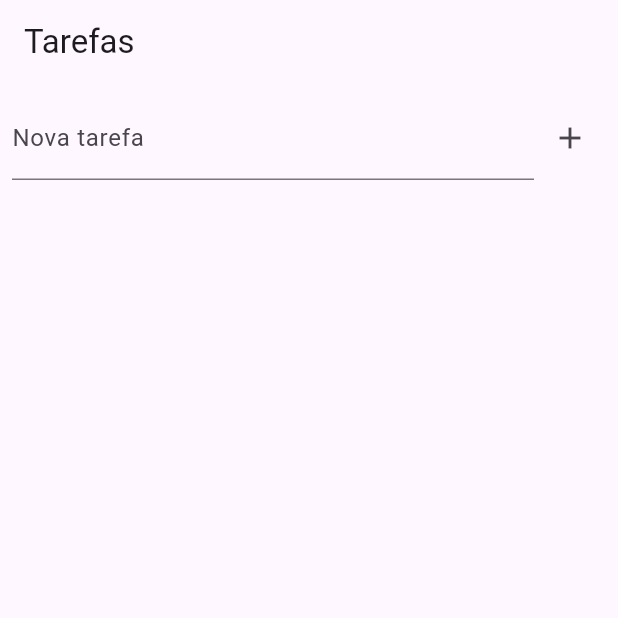
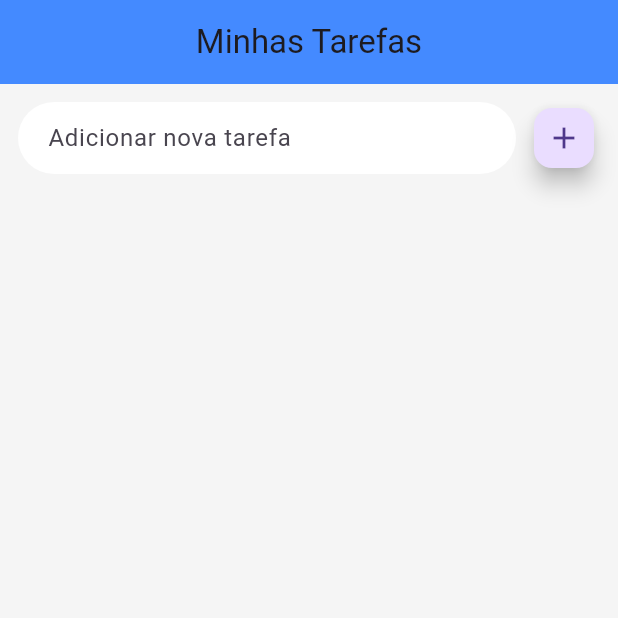
Before and after one commit to Sousa-Edson/tarefa_app, a Flutter app: the screen it shows after launch, on a phone screen of 412 x 824 dp, the top half of it. Run offline on Flutter 3.47's test engine with Material 3 defaults, Android fonts, the phone set to English and light mode, and no system bars; our stand-ins replace sqflite; accounts and stored records are empty.

Commit message:
melhora a interface

```diff
--- a/lib/main.dart
+++ b/lib/main.dart
@@ -15,8 +15,16 @@
   @override
   Widget build(BuildContext context) {
     return MaterialApp(
+      debugShowCheckedModeBanner: false,
       title: 'Lista de Tarefas',
-      theme: ThemeData(primarySwatch: Colors.blue),
+      theme: ThemeData(
+        primarySwatch: Colors.blue,
+        scaffoldBackgroundColor: Colors.grey[100], // fundo suave
+        appBarTheme: const AppBarTheme(
+          backgroundColor: Colors.blueAccent,
+          elevation: 0,
+        ),
+      ),
       home: const TaskPage(),
     );
   }
@@ -28,54 +36,80 @@
   @override
   Widget build(BuildContext context) {
     final taskProvider = Provider.of<TaskProvider>(context);
-
     final TextEditingController controller = TextEditingController();
 
     return Scaffold(
-      appBar: AppBar(title: const Text('Tarefas')),
-      body: Column(
+      appBar: AppBar(title: const Text('Minhas Tarefas'), centerTitle: true),
+      body: Padding(
+        padding: const EdgeInsets.all(12.0),
+        child: Column(
           children: [
-          Padding(
-            padding: const EdgeInsets.all(8.0),
-            child: Row(
+            // Campo de entrada + botão
+            Row(
               children: [
                 Expanded(
                   child: TextField(
                     controller: controller,
-                    decoration: const InputDecoration(labelText: 'Nova tarefa'),
+                    decoration: InputDecoration(
+                      hintText: 'Adicionar nova tarefa',
+                      filled: true,
+                      fillColor: Colors.white,
+                      contentPadding: const EdgeInsets.symmetric(
+                        vertical: 12,
+                        horizontal: 16,
+                      ),
+                      border: OutlineInputBorder(
+                        borderRadius: BorderRadius.circular(30),
+                        borderSide: BorderSide.none,
                       ),
                     ),
-                IconButton(
-                  icon: const Icon(Icons.add),
+                  ),
+                ),
+                const SizedBox(width: 8),
+                FloatingActionButton(
                   onPressed: () {
                     if (controller.text.isNotEmpty) {
                       taskProvider.addTask(controller.text);
                       controller.clear();
                     }
                   },
+                  mini: true,
+                  child: const Icon(Icons.add),
                 ),
               ],
             ),
-          ),
+            const SizedBox(height: 16),
+
+            // Lista de tarefas
             Expanded(
               child: ListView.builder(
                 itemCount: taskProvider.tasks.length,
                 itemBuilder: (context, index) {
                   final task = taskProvider.tasks[index];
-                return ListTile(
+                  return Card(
+                    margin: const EdgeInsets.symmetric(vertical: 6),
+                    shape: RoundedRectangleBorder(
+                      borderRadius: BorderRadius.circular(16),
+                    ),
+                    elevation: 2,
+                    child: ListTile(
+                      leading: Checkbox(
+                        value: task.done,
+                        onChanged: (_) => taskProvider.toggleDone(task),
+                        activeColor: Colors.blueAccent,
+                      ),
                       title: Text(
                         task.title,
                         style: TextStyle(
-                      decoration: task.done ? TextDecoration.lineThrough : null,
+                          fontSize: 16,
+                          decoration:
+                              task.done ? TextDecoration.lineThrough : null,
                         ),
                       ),
-                  leading: Checkbox(
-                    value: task.done,
-                    onChanged: (_) => taskProvider.toggleDone(task),
+                      trailing: IconButton(
+                        icon: const Icon(Icons.delete, color: Colors.redAccent),
+                        onPressed: () => taskProvider.deleteTask(task),
                       ),
-                  trailing: IconButton(
-                    icon: const Icon(Icons.delete),
-                    onPressed: () => taskProvider.deleteTask(task),
                     ),
                   );
                 },
@@ -83,6 +117,7 @@
             ),
           ],
         ),
+      ),
     );
   }
 }
```
Lines whose indentation alone changed are shown as unchanged.
